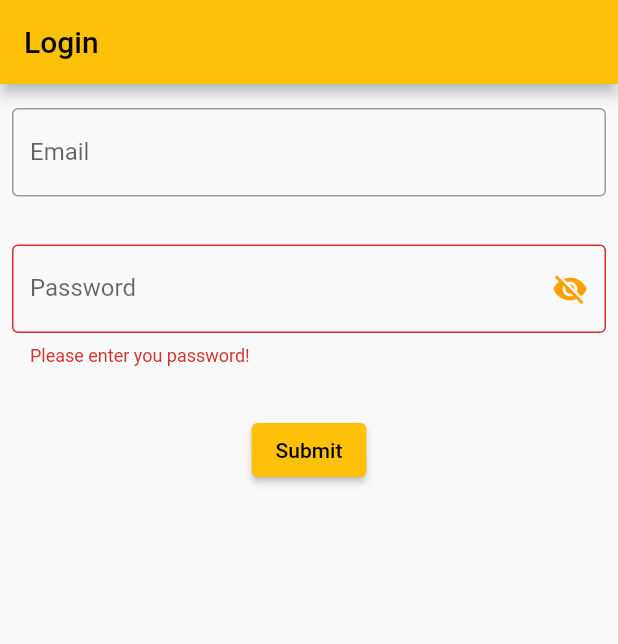
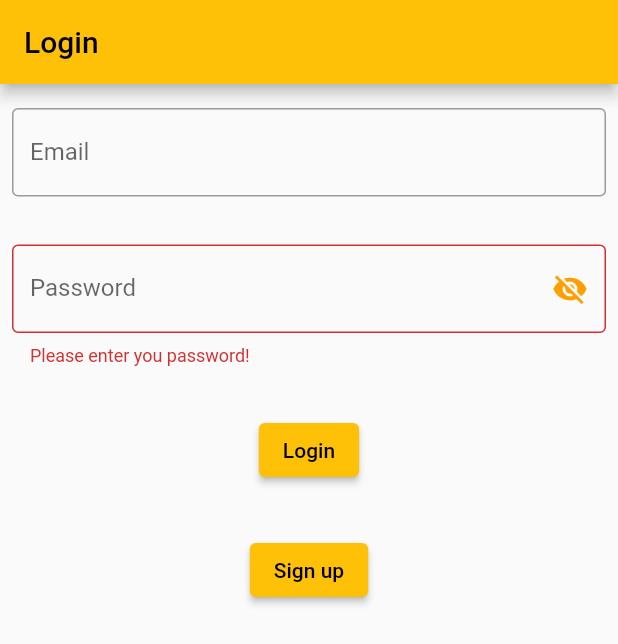
Before and after one commit to ArthurBufon/flutter_basic_authentication, a Flutter app: the screen it shows after launch, on a phone screen of 412 x 824 dp. Shown: the top 644 px of the screen. Run offline on Flutter 3.47's test engine with Material 2 defaults, Android fonts, the phone set to English and light mode, and no system bars.

```diff
--- a/lib/main.dart
+++ b/lib/main.dart
@@ -103,13 +103,14 @@ class _LoginState extends State<Login> {
                   ),
                 ),
                 validator: (value) {
-                  RegExp regex = RegExp(r'^(?=.*?[a-z])(?=.*?[0-9])(?=.*?[!@#\$&*~]).{3,}$');
+                  RegExp regex = RegExp(
+                      r'^(?=.*?[a-z])(?=.*?[0-9])(?=.*?[!@#\$&*~]).{3,}$');
                   if (value == null || value.isEmpty) {
                     return 'Please enter you password!';
-                  }else{
-                    if(!regex.hasMatch(value)){
+                  } else {
+                    if (!regex.hasMatch(value)) {
                       return 'Enter valid password';
-                    }else{
+                    } else {
                       return null;
                     }
                   }
@@ -122,7 +123,8 @@ class _LoginState extends State<Login> {
                 child: ElevatedButton(
                   onPressed: () {
                     if (_formKey.currentState!.validate()) {
-                      if ((emailController.text == 'arthurbufon2052@gmail.com') &&
+                      if ((emailController.text ==
+                              'arthurbufon2052@gmail.com') &&
                           (passwordController.text == 'a!1')) {
                         Navigator.push(
                           context,
@@ -147,9 +149,24 @@ class _LoginState extends State<Login> {
                       );
                     }
                   },
-                  child: const Text('Submit'),
+                  child: const Text('Login'),
                 ),
               ),
+            ),
+            Padding(
+              padding: const EdgeInsets.symmetric(horizontal: 8, vertical: 16),
+              child: Center(
+                  child: ElevatedButton(
+                onPressed: () {
+                  Navigator.push(
+                    context,
+                    MaterialPageRoute(
+                      builder: (context) => SignUp(),
+                    ),
+                  );
+                },
+                child: const Text('Sign up'),
+              )),
             )
           ],
         ),
@@ -185,3 +202,14 @@ class HomePage extends StatelessWidget {
     );
   }
 }
+
+class SignUp extends StatefulWidget {
+  const SignUp({super.key});
+
+  @override
+  State<SignUp> createState() => _SignUpState
+}
+
+class _SignUpState extends State<SignUp>{
+
+}
```
Lines whose indentation alone changed are shown as unchanged.
